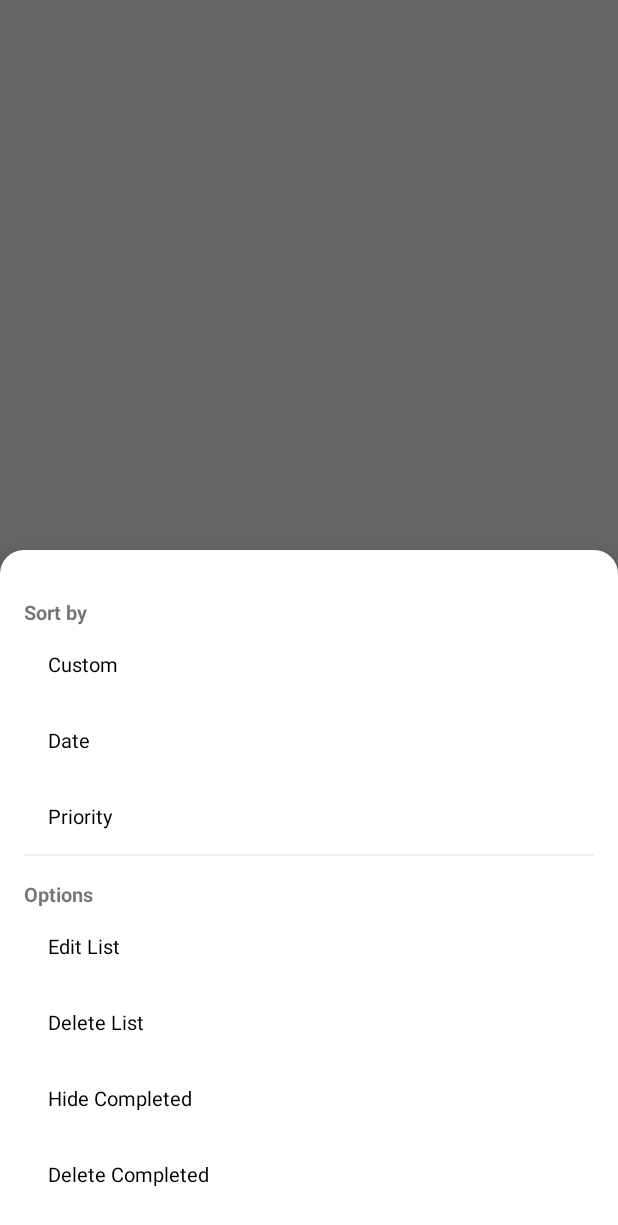
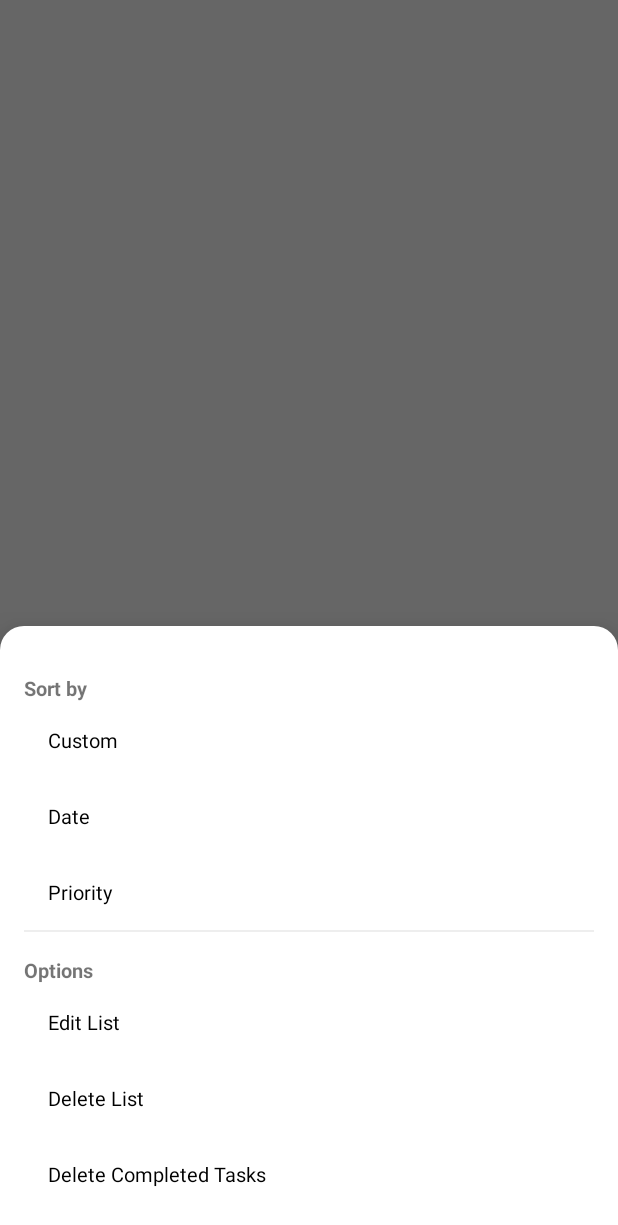
Before and after one commit to barissaglam/todo-app, an Android app: the fragment MenuFragment shown on its own in the app's theme, on a phone screen of 412 x 824 dp. Shown: the top 1225 px of the screen. Run offline under Robolectric (Android 15) with nearby library versions, the phone set to English and light mode, and no system bars; our stand-ins replace Dagger/Hilt's generated code, EventBus, data binding; Roboto replaces fonts that are not available here.

Commit message:
Working on TasksFilter

```diff
--- a/app/src/main/java/barissaglam/todo/database/dao/TaskDao.java
+++ b/app/src/main/java/barissaglam/todo/database/dao/TaskDao.java
@@ -52,6 +52,9 @@ public interface TaskDao {
     @Update(onConflict = REPLACE)
     void updateTask(TaskEntity taskEntity);
 
+    @Query("DELETE FROM Tasks WHERE Tasks.categoryID=:categoryID AND Tasks.done = 1")
+    void deleteCompletedTasks(int categoryID);
+
 
     // ******************** TaskStep **
     @Insert(onConflict = REPLACE)
--- /dev/null
+++ b/app/src/main/java/barissaglam/todo/model/event/DeleteCompletedTasksEvent.java
@@ -0,0 +1,4 @@
+package barissaglam.todo.model.event;
+
+public class DeleteCompletedTasksEvent {
+}
--- a/app/src/main/java/barissaglam/todo/ui/menu/MenuFragment.java
+++ b/app/src/main/java/barissaglam/todo/ui/menu/MenuFragment.java
@@ -29,6 +29,7 @@ import barissaglam.todo.di.Injectable;
 import barissaglam.todo.manager.LocalDataManager;
 import barissaglam.todo.model.entities.CategoryEntity;
 import barissaglam.todo.model.event.BottomAppBarEvent;
+import barissaglam.todo.model.event.DeleteCompletedTasksEvent;
 import barissaglam.todo.model.event.ListSortEvent;
 import barissaglam.todo.ui.common.NavigationController;
 import barissaglam.todo.ui.drawer.CategoriesAdapter;
@@ -110,6 +111,10 @@ public class MenuFragment extends BottomSheetDialogFragment implements Injectabl
         });
 
         // Options buttons click listeners
+        binding.get().fmBtnOptionsDeleteCompleted.setOnClickListener(v -> {
+            EventBus.getDefault().post(new DeleteCompletedTasksEvent());
+            dismiss();
+        });
     }
 
 
--- a/app/src/main/res/layout/fragment_home.xml
+++ b/app/src/main/res/layout/fragment_home.xml
@@ -66,7 +66,7 @@
             <include
                 android:id="@+id/fh_emptyState"
                 layout="@layout/fragment_empty_state"
-                android:visibility="@{viewModel.totalTaskCount == 0 ? View.GONE : View.GONE}" />
+                android:visibility="@{viewModel.totalTaskCount == 0 ? View.VISIBLE : View.GONE}" />
 
             <androidx.recyclerview.widget.RecyclerView
                 android:id="@+id/fh_homeRecyclerView"
--- a/app/src/main/res/layout/fragment_menu.xml
+++ b/app/src/main/res/layout/fragment_menu.xml
@@ -94,17 +94,6 @@
             android:textSize="@dimen/textSizeSmall" />
 
         <TextView
-            android:id="@+id/fm_btnOptionsHideCompleted"
-            android:layout_width="match_parent"
-            android:layout_height="wrap_content"
-            android:background="?attr/selectableItemBackground"
-            android:gravity="center_vertical"
-            android:padding="16dp"
-            android:text="Hide Completed"
-            android:textColor="@color/colorTextDarkPrimary"
-            android:textSize="@dimen/textSizeSmall" />
-
-        <TextView
             android:layout_marginBottom="16dp"
             android:id="@+id/fm_btnOptionsDeleteCompleted"
             android:layout_width="match_parent"
@@ -112,7 +101,7 @@
             android:background="?attr/selectableItemBackground"
             android:gravity="center_vertical"
             android:padding="16dp"
-            android:text="Delete Completed"
+            android:text="Delete Completed Tasks"
             android:textColor="@color/colorTextDarkPrimary"
             android:textSize="@dimen/textSizeSmall" />
     </LinearLayout>
```
Also changed, not shown: app/src/main/java/barissaglam/todo/database/repository/TaskRepository.java (+3 -20 lines), app/src/main/java/barissaglam/todo/ui/drawer/DrawerFragment.java (+6 -5 lines), app/src/main/java/barissaglam/todo/ui/home/HomeAdapter.java (+0 -13 lines), app/src/main/java/barissaglam/todo/ui/home/HomeFragment.java (+11 -2 lines), app/src/main/java/barissaglam/todo/ui/home/HomeViewModel.java (+11 -2 lines).
